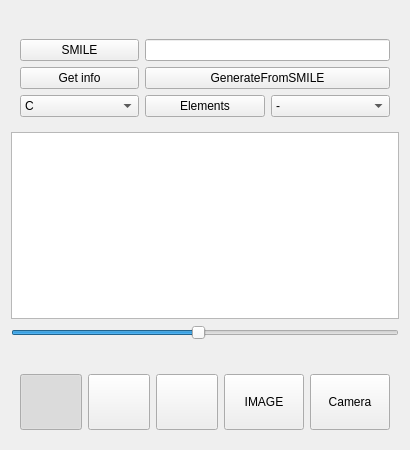
Old version of the form editorui.ui in the repository Aspor/moleculeIdentificator.
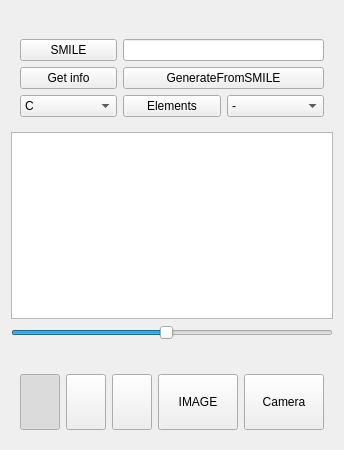
New version of the form. Icons and pictures are not drawn. Custom widgets are drawn as their Qt base class.

What changed in the file:
```diff
--- a/editorui.ui
+++ b/editorui.ui
@@ -6,7 +6,7 @@
    <rect>
     <x>0</x>
     <y>0</y>
-    <width>406</width>
+    <width>245</width>
     <height>450</height>
    </rect>
   </property>
@@ -260,7 +260,7 @@
      </property>
      <property name="minimumSize">
       <size>
-       <width>388</width>
+       <width>100</width>
        <height>93</height>
       </size>
      </property>
```
